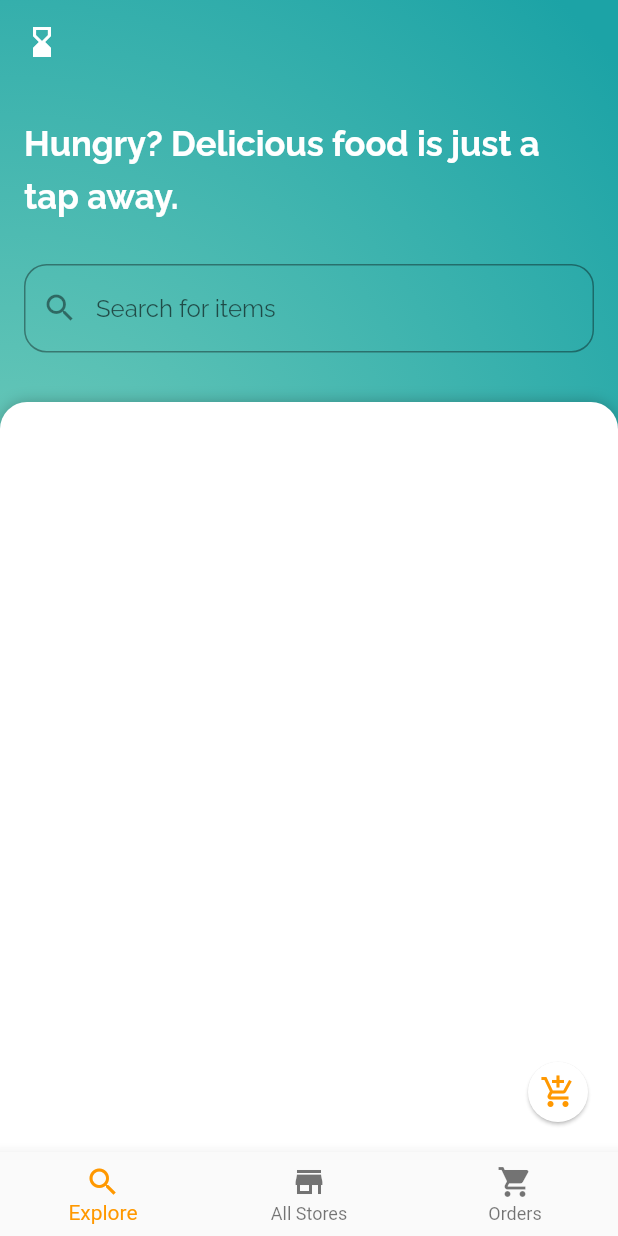
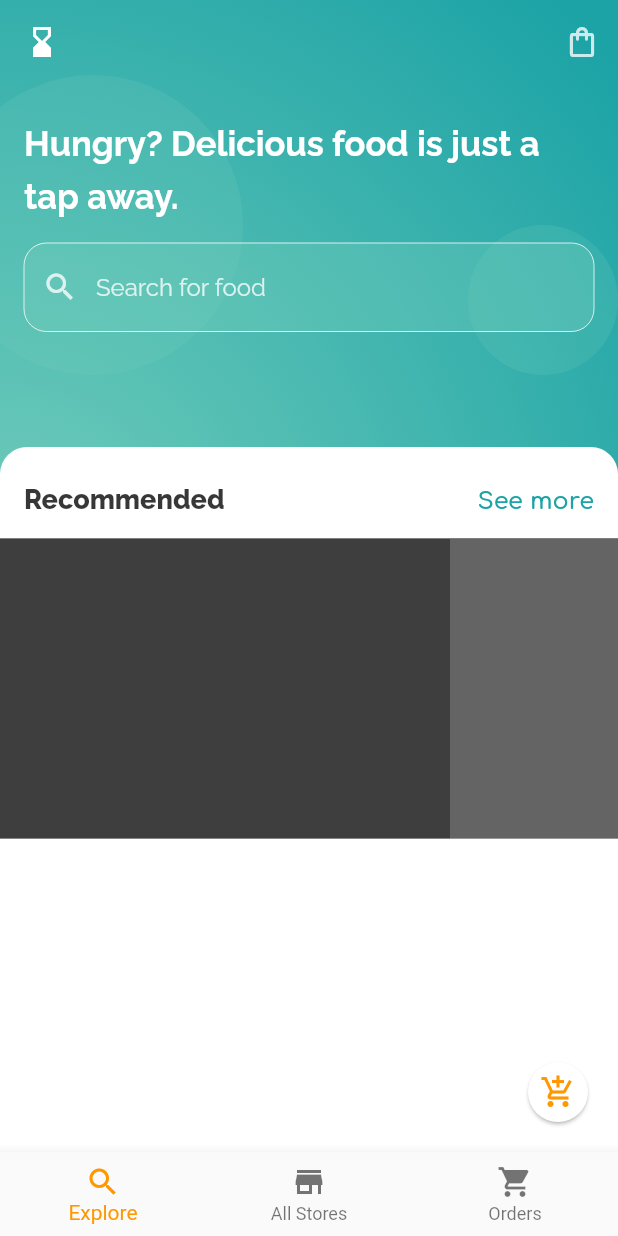
Before and after one commit to praveenVnktsh/Flutter-Workshop-2022, a Flutter app: the screen it shows after launch, on a phone screen of 412 x 824 dp. Run offline on Flutter 3.47's test engine with Material 2 defaults, Android fonts, the phone set to English and light mode, and no system bars; drawn by our look-alikes of sliding_up_panel; our stand-ins replace google_fonts.

Commit message:
almost there

```diff
--- a/lib/home.dart
+++ b/lib/home.dart
@@ -3,18 +3,7 @@ import 'package:google_fonts/google_fonts.dart';
 import 'package:sliding_up_panel/sliding_up_panel.dart';
 
 class MyHomePage extends StatefulWidget {
-  const MyHomePage({Key? key, required this.title}) : super(key: key);
-
-  // This widget is the home page of your application. It is stateful, meaning
-  // that it has a State object (defined below) that contains fields that affect
-  // how it looks.
-
-  // This class is the configuration for the state. It holds the values (in this
-  // case the title) provided by the parent (in this case the App widget) and
-  // used by the build method of the State. Fields in a Widget subclass are
-  // always marked "final".
-
-  final String title;
+  const MyHomePage({Key? key}) : super(key: key);
 
   @override
   State<MyHomePage> createState() => _MyHomePageState();
@@ -26,6 +15,61 @@ class _MyHomePageState extends State<MyHomePage> {
   String fullname = "Team InsIIT";
   String email = "team.insiit@iitgn.ac.in";
   int _selectedPage = 0;
+  Color alphaWhite200 = Colors.white.withAlpha(200);
+  Color lightGreen = Color(0xFF73cdbb);
+  Color darkGreen = Color(0xFF1ca3a6);
+
+  Widget getPanel() {
+    return Column(
+      mainAxisAlignment: MainAxisAlignment.start,
+      crossAxisAlignment: CrossAxisAlignment.start,
+      children: [
+        Padding(
+          padding: const EdgeInsets.fromLTRB(16, 24, 16, 16),
+          child: Row(
+            mainAxisAlignment: MainAxisAlignment.spaceBetween,
+            crossAxisAlignment: CrossAxisAlignment.end,
+            children: [
+              Text(
+                "Recommended",
+                style: GoogleFonts.raleway(
+                    fontWeight: FontWeight.w800,
+                    fontSize: 18,
+                    color: Colors.black.withAlpha(200)),
+              ),
+              // TextButton(
+              //   onPressed: () {},
+              //   child:
+              // )
+              Text(
+                "See more",
+                style: GoogleFonts.comfortaa(
+                    fontWeight: FontWeight.w600,
+                    fontSize: 16,
+                    color: darkGreen),
+              ),
+            ],
+          ),
+        ),
+        Container(
+          height: 200,
+          color: Colors.black,
+          child: ListView.builder(
+              itemBuilder: (context, index) {
+                return Container(
+                  width: 300,
+                  color: (index % 2 == 0)
+                      ? Colors.grey.withAlpha(100)
+                      : Colors.white.withAlpha(100),
+                );
+              },
+              itemCount: 10,
+              scrollDirection: Axis.horizontal),
+        )
+      ],
+    );
+  }
+
   @override
   Widget build(BuildContext context) {
     return Scaffold(
@@ -105,6 +149,11 @@ class _MyHomePageState extends State<MyHomePage> {
             Icons.hourglass_bottom,
             color: Colors.white,
           ),
+          actions: [
+            IconButton(
+                onPressed: () {},
+                icon: Icon(Icons.shopping_bag_outlined, color: alphaWhite200))
+          ],
           backgroundColor: Colors.transparent,
           elevation: 0,
           // title: Text("SDFSDf"),
@@ -113,19 +162,46 @@ class _MyHomePageState extends State<MyHomePage> {
         body: Stack(
           children: [
             Container(
-              decoration: const BoxDecoration(
+              decoration: BoxDecoration(
                 gradient: RadialGradient(
                     colors: [
                       // Color(0xf0000000),
-                      Color(0xFF73cdbb),
-                      Color(0xFF1ca3a6),
+                      lightGreen,
+                      darkGreen,
                     ],
                     radius: 1.3,
                     center: Alignment(-1, 0),
                     stops: [0.0, 1.0],
                     tileMode: TileMode.clamp),
               ),
-              child: Padding(
+              height: 1000,
+              width: 500,
+            ),
+            Positioned(
+              right: 0,
+              top: 150,
+              child: Container(
+                decoration: BoxDecoration(
+                  color: lightGreen.withAlpha(50),
+                  shape: BoxShape.circle,
+                ),
+                height: 100,
+                width: 100,
+              ),
+            ),
+            Positioned(
+              right: 250,
+              top: 50,
+              child: Container(
+                decoration: BoxDecoration(
+                  color: lightGreen.withAlpha(50),
+                  shape: BoxShape.circle,
+                ),
+                height: 200,
+                width: 200,
+              ),
+            ),
+            Padding(
               padding: const EdgeInsets.fromLTRB(16, 16, 16, 16),
               child: Column(
                 mainAxisAlignment: MainAxisAlignment.start,
@@ -144,15 +220,29 @@ class _MyHomePageState extends State<MyHomePage> {
                         fontSize: 23,
                       )),
                   const SizedBox(
-                      height: 30,
+                    height: 16,
                   ),
                   TextField(
+                    style: TextStyle(color: alphaWhite200),
+                    cursorColor: alphaWhite200,
                     decoration: InputDecoration(
-                          hintText: "Search for items",
-                          hintStyle: GoogleFonts.raleway(
-                              // fontStyle: FontStyle.italic,
+                        focusColor: Colors.white,
+                        fillColor: const Color(0x5973cdbb),
+                        filled: true,
+                        hintText: "Search for food",
+                        hintStyle: GoogleFonts.raleway(color: alphaWhite200),
+                        prefixIcon: Icon(
+                          Icons.search,
+                          color: alphaWhite200,
                         ),
-                          prefixIcon: const Icon(Icons.search),
+                        enabledBorder: OutlineInputBorder(
+                            borderSide:
+                                BorderSide(color: alphaWhite200, width: 0.0),
+                            borderRadius: BorderRadius.circular(15)),
+                        focusedBorder: OutlineInputBorder(
+                            borderSide: BorderSide(
+                                color: Colors.white.withAlpha(255), width: 0.0),
+                            borderRadius: BorderRadius.circular(15)),
                         border: OutlineInputBorder(
                             borderSide: const BorderSide(
                                 color: Colors.white, width: 0.0),
@@ -161,15 +251,13 @@ class _MyHomePageState extends State<MyHomePage> {
                 ],
               ),
             ),
-              height: 1000,
-              width: 500,
-            ),
             SlidingUpPanel(
-                maxHeight: 610.0,
-                minHeight: 500.0,
+                maxHeight: 590.0,
+                minHeight: 470.0,
+                boxShadow: [BoxShadow(color: Colors.transparent)],
                 parallaxEnabled: true,
                 parallaxOffset: .1,
-                panel: Container(),
+                panel: getPanel(),
                 borderRadius: const BorderRadius.only(
                     topLeft: Radius.circular(18.0),
                     topRight: Radius.circular(18.0))),
--- a/lib/main.dart
+++ b/lib/main.dart
@@ -1,19 +1,35 @@
 import 'package:flutter/material.dart';
 import 'package:flutter/services.dart';
+// import 'package:wakelock/wakelock.dart';
 
 import 'home.dart';
 
 void main() {
-  runApp(const MyApp());
+  runApp(MyApp());
 }
 
-class MyApp extends StatelessWidget {
+class MyApp extends StatefulWidget {
   const MyApp({Key? key}) : super(key: key);
 
+  @override
+  State<MyApp> createState() => _MyAppState();
+}
+
+class _MyAppState extends State<MyApp> {
   // This widget is the root of your application.
   @override
+  void initState() {
+    super.initState();
+    // only for dev,
+
+    SystemChrome.setPreferredOrientations([
+      DeviceOrientation.portraitDown,
+      // DeviceOrientation.portraitUp,
+    ]);
+  }
+
+  @override
   Widget build(BuildContext context) {
-    // SystemChrome.setEnabledSystemUIMode(SystemUiMode.immersive);
     return MaterialApp(
       title: 'Flutter Demo',
       theme: ThemeData(
@@ -26,9 +42,9 @@ class MyApp extends StatelessWidget {
         // or simply save your changes to "hot reload" in a Flutter IDE).
         // Notice that the counter didn't reset back to zero; the application
         // is not restarted.
-        primarySwatch: Colors.orange,
+        primarySwatch: Colors.cyan,
       ),
-      home: const MyHomePage(title: 'Flutter Demo Home Page'),
+      home: MyHomePage(),
     );
   }
 }
--- a/pubspec.yaml
+++ b/pubspec.yaml
@@ -32,6 +32,7 @@ dependencies:
 
   sliding_up_panel: ^2.0.0+1
   google_fonts: ^2.2.0
+  # wakelock: ^0.6.0+1
   # The following adds the Cupertino Icons font to your application.
   # Use with the CupertinoIcons class for iOS style icons.
   cupertino_icons: ^1.0.2
```
Lines whose indentation alone changed are shown as unchanged.
